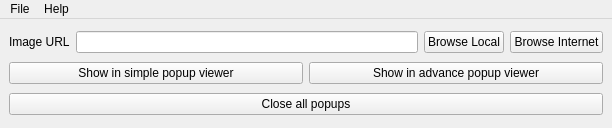
This is src/window/MainWindow.ui in kelvinchin12070811/PopupReferencer as Qt 5 draws it before an edit. The edited form follows.
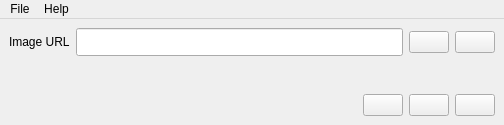
This is the edited form. Icons and pictures are not drawn.

Patch:
```diff
--- a/src/window/MainWindow.ui
+++ b/src/window/MainWindow.ui
@@ -6,8 +6,8 @@
    <rect>
     <x>0</x>
     <y>0</y>
-    <width>612</width>
-    <height>128</height>
+    <width>504</width>
+    <height>125</height>
    </rect>
   </property>
   <property name="windowTitle">
@@ -32,6 +32,12 @@
       </item>
       <item>
        <widget class="QLineEdit" name="urlField">
+        <property name="minimumSize">
+         <size>
+          <width>0</width>
+          <height>28</height>
+         </size>
+        </property>
         <property name="text">
          <string/>
         </property>
@@ -40,44 +46,126 @@
       <item>
        <widget class="QPushButton" name="browseLocalBtn">
         <property name="text">
-         <string>Browse Local</string>
+         <string/>
+        </property>
+        <property name="icon">
+         <iconset resource="../../resources.qrc">
+          <normaloff>:/resources/icons/local_files.svg</normaloff>:/resources/icons/local_files.svg</iconset>
+        </property>
+        <property name="iconSize">
+         <size>
+          <width>22</width>
+          <height>22</height>
+         </size>
         </property>
        </widget>
       </item>
       <item>
        <widget class="QPushButton" name="browseInternetBtn">
         <property name="text">
-         <string>Browse Internet</string>
+         <string/>
+        </property>
+        <property name="icon">
+         <iconset resource="../../resources.qrc">
+          <normaloff>:/resources/icons/load_online.svg</normaloff>:/resources/icons/load_online.svg</iconset>
+        </property>
+        <property name="iconSize">
+         <size>
+          <width>22</width>
+          <height>22</height>
+         </size>
         </property>
        </widget>
       </item>
      </layout>
     </item>
+    <item>
+     <spacer name="verticalSpacer">
+      <property name="orientation">
+       <enum>Qt::Vertical</enum>
+      </property>
+      <property name="sizeType">
+       <enum>QSizePolicy::Expanding</enum>
+      </property>
+      <property name="sizeHint" stdset="0">
+       <size>
+        <width>20</width>
+        <height>43</height>
+       </size>
+      </property>
+     </spacer>
+    </item>
     <item>
      <layout class="QHBoxLayout" name="horizontalLayout_2">
+      <item>
+       <spacer name="horizontalSpacer">
+        <property name="orientation">
+         <enum>Qt::Horizontal</enum>
+        </property>
+        <property name="sizeHint" stdset="0">
+         <size>
+          <width>40</width>
+          <height>20</height>
+         </size>
+        </property>
+       </spacer>
+      </item>
       <item>
        <widget class="QPushButton" name="showInPopupBtn">
         <property name="text">
-         <string>Show in simple popup viewer</string>
+         <string/>
+        </property>
+        <property name="icon">
+         <iconset resource="../../resources.qrc">
+          <normaloff>:/resources/icons/popup.svg</normaloff>:/resources/icons/popup.svg</iconset>
+        </property>
+        <property name="iconSize">
+         <size>
+          <width>22</width>
+          <height>22</height>
+         </size>
         </property>
        </widget>
       </item>
       <item>
        <widget class="QPushButton" name="showInAdvancePopup">
         <property name="text">
-         <string>Show in advance popup viewer</string>
+         <string/>
+        </property>
+        <property name="icon">
+         <iconset resource="../../resources.qrc">
+          <normaloff>:/resources/icons/popup_adv.svg</normaloff>:/resources/icons/popup_adv.svg</iconset>
+        </property>
+        <property name="iconSize">
+         <size>
+          <width>22</width>
+          <height>22</height>
+         </size>
+        </property>
+       </widget>
+      </item>
+      <item>
+       <widget class="QPushButton" name="closeAllPopupsBtn">
+        <property name="toolTip">
+         <string>close all popups</string>
+        </property>
+        <property name="text">
+         <string/>
+        </property>
+        <property name="icon">
+         <iconset resource="../../resources.qrc">
+          <normaloff>:/resources/icons/close_all.svg</normaloff>:/resources/icons/close_all.svg</iconset>
+        </property>
+        <property name="iconSize">
+         <size>
+          <width>22</width>
+          <height>22</height>
+         </size>
         </property>
        </widget>
       </item>
      </layout>
     </item>
-    <item>
-     <widget class="QPushButton" name="closeAllPopupsBtn">
-      <property name="text">
-       <string>Close all popups</string>
-      </property>
-     </widget>
-    </item>
    </layout>
   </widget>
   <widget class="QMenuBar" name="menuBar">
@@ -85,7 +173,7 @@
     <rect>
      <x>0</x>
      <y>0</y>
-     <width>612</width>
+     <width>504</width>
      <height>21</height>
     </rect>
    </property>
```
Left out of the diff: 16 changed lines with no effect on the pictures.
